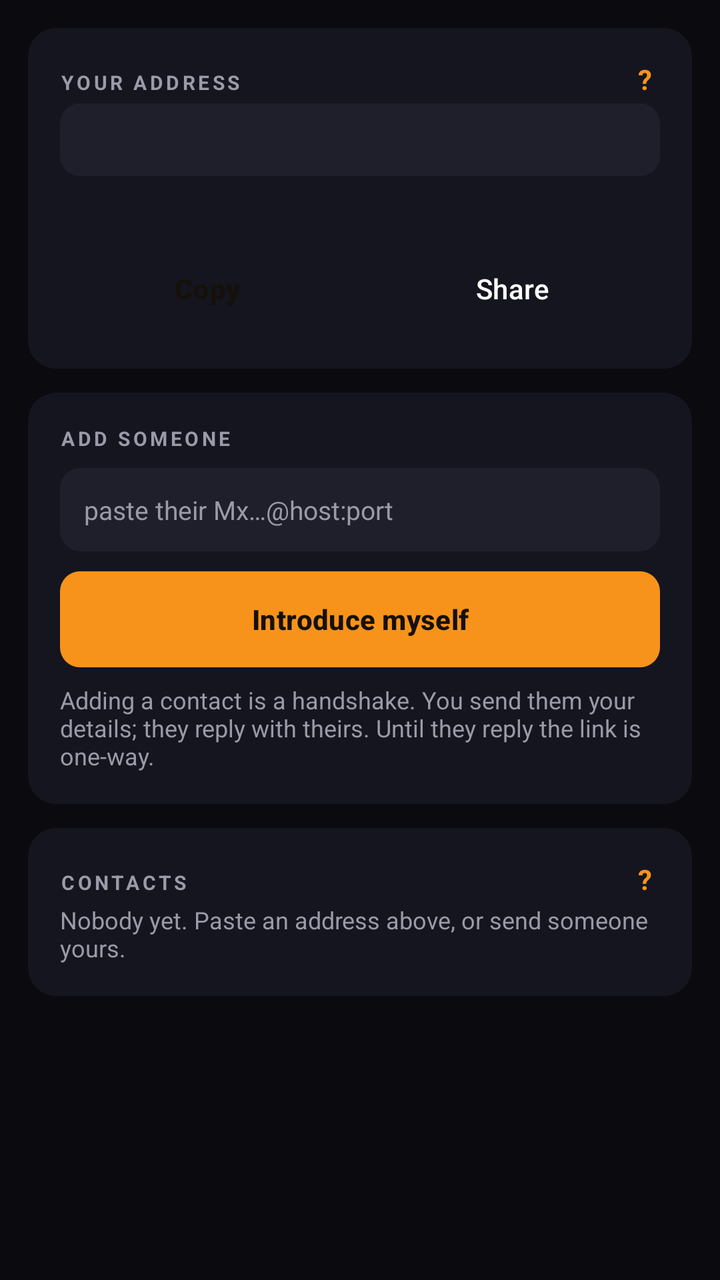
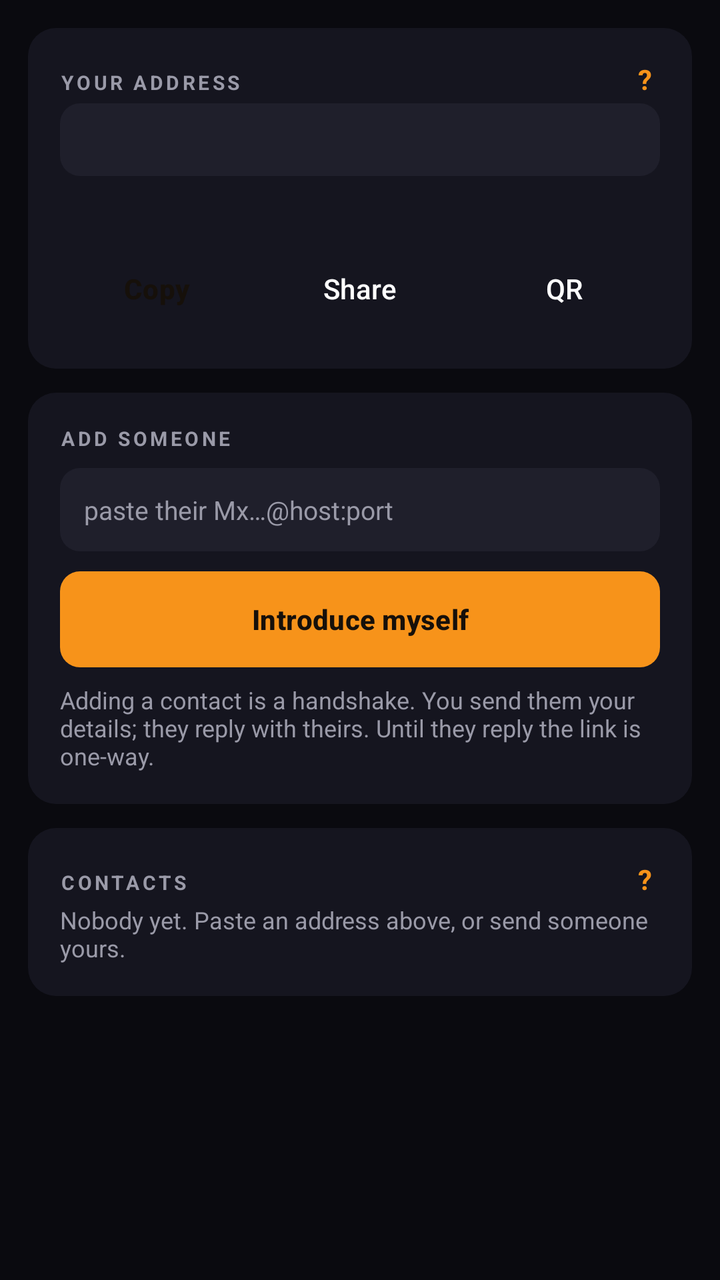

Compare the two renders of this Android layout. The source of the first and the diff that turns it into the second are given below.
<!-- AndroidManifest.xml: application theme Theme.Maxima -->
<!-- res/layout/page_contacts.xml -->
<?xml version="1.0" encoding="utf-8"?>
<ScrollView xmlns:android="http://schemas.android.com/apk/res/android"
    android:layout_width="match_parent"
    android:layout_height="match_parent"
    android:background="@color/ux_bg"
    android:fillViewport="true">

    <LinearLayout
        android:layout_width="match_parent"
        android:layout_height="wrap_content"
        android:orientation="vertical"
        android:padding="14dp">

        
        <LinearLayout
            android:layout_width="match_parent"
            android:layout_height="wrap_content"
            android:background="@drawable/card"
            android:orientation="vertical"
            android:padding="16dp">

            <LinearLayout
                android:layout_width="match_parent"
                android:layout_height="wrap_content"
                android:orientation="horizontal">

                <TextView
                    style="@style/MaximaSectionLabel"
                    android:layout_width="0dp"
                    android:layout_weight="1"
                    android:text="YOUR ADDRESS" />

                <TextView
                    android:id="@+id/q_address"
                    android:layout_width="wrap_content"
                    android:layout_height="wrap_content"
                    android:paddingStart="10dp"
                    android:paddingEnd="4dp"
                    android:text="?"
                    android:textColor="@color/ux_accent"
                    android:textSize="14sp"
                    android:textStyle="bold" />
            </LinearLayout>

            <TextView
                android:id="@+id/address"
                style="@style/MaximaMono"
                android:background="@drawable/card_inner"
                android:padding="10dp"
                android:textIsSelectable="true" />

            <TextView
                android:id="@+id/address_note"
                style="@style/MaximaHint"
                android:layout_marginTop="6dp" />

            <LinearLayout
                android:layout_width="match_parent"
                android:layout_height="wrap_content"
                android:layout_marginTop="10dp"
                android:orientation="horizontal">

                <Button
                    android:id="@+id/btn_copy"
                    style="@style/Widget.Material3.Button.TextButton"
                    android:layout_width="0dp"
                    android:layout_weight="1"
                    android:layout_height="wrap_content"
                    android:layout_marginEnd="6dp"
                    android:background="@drawable/btn_primary"
                    android:stateListAnimator="@null"
                    android:text="Copy"
                    android:textAllCaps="false"
                    android:textColor="#FF16100A"
                    android:textStyle="bold" />

                <Button
                    android:id="@+id/btn_share"
                    style="@style/Widget.Material3.Button.TextButton"
                    android:layout_width="0dp"
                    android:layout_weight="1"
                    android:layout_height="wrap_content"
                    android:background="@drawable/btn_ghost"
                    android:stateListAnimator="@null"
                    android:text="Share"
                    android:textAllCaps="false"
                    android:textColor="@color/ux_text" />
            </LinearLayout>
        </LinearLayout>

        
        <LinearLayout
            android:layout_width="match_parent"
            android:layout_height="wrap_content"
            android:layout_marginTop="12dp"
            android:background="@drawable/card"
            android:orientation="vertical"
            android:padding="16dp">

            <TextView
                style="@style/MaximaSectionLabel"
                android:text="ADD SOMEONE" />

            <EditText
                android:id="@+id/new_contact"
                android:layout_width="match_parent"
                android:layout_height="wrap_content"
                android:background="@drawable/input"
                android:hint="paste their Mx…@host:port"
                android:importantForAutofill="no"
                android:inputType="textNoSuggestions"
                android:padding="12dp"
                android:textColor="@color/ux_text"
                android:textColorHint="@color/ux_subtext"
                android:textSize="13sp" />

            <Button
                android:id="@+id/btn_add_contact"
                android:layout_width="match_parent"
                android:layout_height="wrap_content"
                android:layout_marginTop="10dp"
                android:background="@drawable/btn_primary"
                android:stateListAnimator="@null"
                android:text="Introduce myself"
                android:textAllCaps="false"
                android:textColor="#FF16100A"
                android:textStyle="bold" />

            <TextView
                style="@style/MaximaHint"
                android:layout_marginTop="8dp"
                android:text="Adding a contact is a handshake. You send them your details; they reply with theirs. Until they reply the link is one-way." />
        </LinearLayout>

        
        <LinearLayout
            android:layout_width="match_parent"
            android:layout_height="wrap_content"
            android:layout_marginTop="12dp"
            android:background="@drawable/card"
            android:orientation="vertical"
            android:paddingTop="16dp"
            android:paddingBottom="8dp">

            <LinearLayout
                android:layout_width="match_parent"
                android:layout_height="wrap_content"
                android:orientation="horizontal"
                android:paddingStart="16dp"
                android:paddingEnd="16dp">

                <TextView
                    android:id="@+id/contacts_label"
                    style="@style/MaximaSectionLabel"
                    android:layout_width="0dp"
                    android:layout_weight="1"
                    android:text="CONTACTS" />

                <TextView
                    android:id="@+id/q_contacts"
                    android:layout_width="wrap_content"
                    android:layout_height="wrap_content"
                    android:paddingStart="10dp"
                    android:paddingEnd="4dp"
                    android:text="?"
                    android:textColor="@color/ux_accent"
                    android:textSize="14sp"
                    android:textStyle="bold" />
            </LinearLayout>

            <LinearLayout
                android:id="@+id/contacts_container"
                android:layout_width="match_parent"
                android:layout_height="wrap_content"
                android:orientation="vertical" />

            <TextView
                android:id="@+id/contacts_empty"
                style="@style/MaximaHint"
                android:paddingStart="16dp"
                android:paddingEnd="16dp"
                android:paddingBottom="8dp"
                android:text="Nobody yet. Paste an address above, or send someone yours." />
        </LinearLayout>
    </LinearLayout>
</ScrollView>
<!-- resources referenced by this layout -->
<resources>
  <color name="ux_accent">#FFF7931A</color>
  <color name="ux_bg">#FF0A0A0F</color>
  <color name="ux_subtext">#FF9A9AA8</color>
  <color name="ux_text">#FFFFFFFF</color>
  <!-- drawable btn_ghost (drawable) -->
  <?xml version="1.0" encoding="utf-8"?>
  <selector xmlns:android="http://schemas.android.com/apk/res/android">
      <item android:state_pressed="true">
          <shape android:shape="rectangle">
              <solid android:color="@color/ux_selected" />
              <corners android:radius="10dp" />
              <stroke android:width="1dp" android:color="@color/ux_accent" />
          </shape>
      </item>
      <item>
          <shape android:shape="rectangle">
              <solid android:color="#00000000" />
              <corners android:radius="10dp" />
              <stroke android:width="1dp" android:color="@color/ux_divider" />
          </shape>
      </item>
  </selector>
  <!-- drawable btn_primary (drawable) -->
  <?xml version="1.0" encoding="utf-8"?>
  <selector xmlns:android="http://schemas.android.com/apk/res/android">
      <item android:state_pressed="true">
          <shape android:shape="rectangle">
              <solid android:color="#FFCB7A15" />
              <corners android:radius="10dp" />
          </shape>
      </item>
      <item>
          <shape android:shape="rectangle">
              <solid android:color="@color/ux_accent" />
              <corners android:radius="10dp" />
          </shape>
      </item>
  </selector>
  <!-- drawable card (drawable) -->
  <?xml version="1.0" encoding="utf-8"?>
  <shape xmlns:android="http://schemas.android.com/apk/res/android" android:shape="rectangle">
      <solid android:color="@color/ux_card" />
      <corners android:radius="14dp" />
  </shape>
  <!-- drawable card_inner (drawable) -->
  <?xml version="1.0" encoding="utf-8"?>
  <shape xmlns:android="http://schemas.android.com/apk/res/android" android:shape="rectangle">
      <solid android:color="@color/ux_card2" />
      <corners android:radius="10dp" />
  </shape>
  <!-- drawable input (drawable) -->
  <?xml version="1.0" encoding="utf-8"?>
  <shape xmlns:android="http://schemas.android.com/apk/res/android" android:shape="rectangle">
      <solid android:color="@color/ux_input" />
      <corners android:radius="10dp" />
  </shape>
  <style name="MaximaHint">
          <item name="android:textSize">12sp</item>
          <item name="android:textColor">@color/ux_subtext</item>
          <item name="android:layout_width">match_parent</item>
          <item name="android:layout_height">wrap_content</item>
      </style>
  <style name="MaximaMono">
          <item name="android:fontFamily">monospace</item>
          <item name="android:textSize">12sp</item>
          <item name="android:textColor">@color/ux_text</item>
          <item name="android:layout_width">match_parent</item>
          <item name="android:layout_height">wrap_content</item>
      </style>
  <style name="MaximaSectionLabel">
          <item name="android:textSize">10sp</item>
          <item name="android:textStyle">bold</item>
          <item name="android:letterSpacing">0.15</item>
          <item name="android:textColor">@color/ux_subtext</item>
          <item name="android:layout_marginBottom">8dp</item>
          <item name="android:layout_width">wrap_content</item>
          <item name="android:layout_height">wrap_content</item>
      </style>
  <style name="Theme.Maxima" parent="Base.Theme.Maxima" />
  <color name="ux_selected">#33F7931A</color>
  <color name="ux_divider">#FF2A2A38</color>
  <color name="ux_card">#FF15151F</color>
  <color name="ux_card2">#FF1F1F2B</color>
  <color name="ux_input">#FF1F1F2B</color>
  <style name="Base.Theme.Maxima" parent="Theme.Material3.DayNight.NoActionBar">
          <item name="android:windowBackground">@color/ux_bg</item>
          <item name="android:textColor">@color/ux_text</item>
          <item name="colorPrimary">@color/ux_accent</item>
      </style>
</resources>

<!-- the commit's change to res/layout/page_contacts.xml (unified diff, before → after) -->
@@ -80,9 +80,22 @@
                     android:layout_width="0dp"
                     android:layout_weight="1"
                     android:layout_height="wrap_content"
+                    android:layout_marginEnd="6dp"
                     android:background="@drawable/btn_ghost"
                     android:stateListAnimator="@null"
                     android:text="Share"
+                    android:textAllCaps="false"
+                    android:textColor="@color/ux_text" />
+
+                <Button
+                    android:id="@+id/btn_qr"
+                    style="@style/Widget.Material3.Button.TextButton"
+                    android:layout_width="0dp"
+                    android:layout_weight="1"
+                    android:layout_height="wrap_content"
+                    android:background="@drawable/btn_ghost"
+                    android:stateListAnimator="@null"
+                    android:text="QR"
                     android:textAllCaps="false"
                     android:textColor="@color/ux_text" />
             </LinearLayout>
